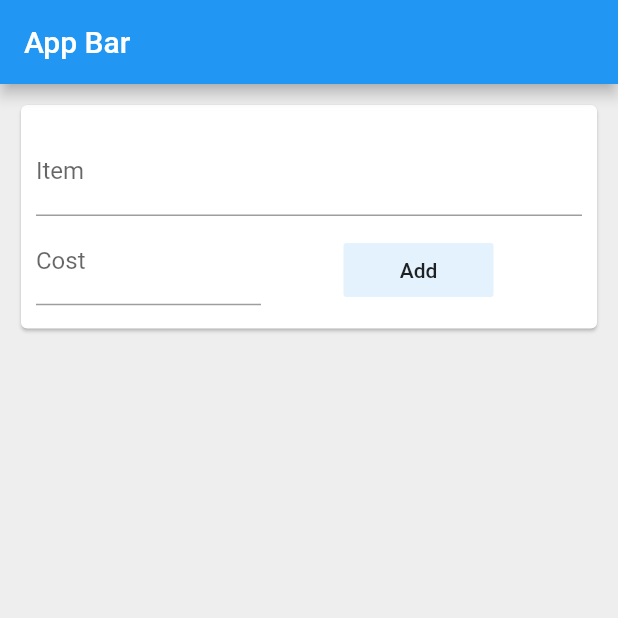
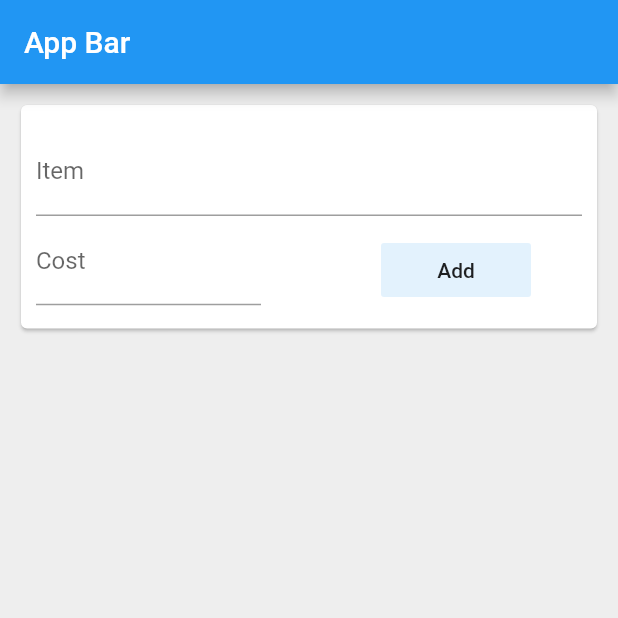
Before and after one commit to darshanraju/ExpenseAppFlutter, a Flutter app: the screen it shows after launch, on a phone screen of 412 x 824 dp, the top half of it. Run offline on Flutter 3.47's test engine with Material 2 defaults, Android fonts, the phone set to English and light mode, and no system bars.

```diff
--- a/lib/addTransaction.dart
+++ b/lib/addTransaction.dart
@@ -46,7 +46,7 @@ class AddTransactionState extends State<AddTransaction> {
                     ),
                   ),
                   Container(
-                    margin: EdgeInsets.fromLTRB(55, 12, 0, 0),
+                    margin: EdgeInsets.fromLTRB(80, 12, 0, 0),
                     width: 100,
                     child: FlatButton(
                       onPressed: () {
--- a/lib/homeScreen.dart
+++ b/lib/homeScreen.dart
@@ -40,8 +40,10 @@ class HomeScreenState extends State<HomeScreen> {
         appBar: AppBar(
           title: Text("App Bar"),
         ),
-        body: Container(
+        body: SingleChildScrollView(
+          child: Container(
             color: Colors.grey[200],
+            height: 727,
             child: Column(
               children: <Widget>[
                 Container(
@@ -50,14 +52,24 @@ class HomeScreenState extends State<HomeScreen> {
                   child: Column(
                     children: [
                       AddTransaction(addTransaction),
-                    ...transactions
-                        .map((e) => TransactionOverview(e, deleteTransaction))
-                        .toList()
+                      Container(
+                        height: 550,
+                        child: ListView.builder(
+                          itemBuilder: (buildContext, index) {
+                            return TransactionOverview(
+                              transactions[index],
+                              deleteTransaction,
+                            );
+                          },
+                          itemCount: transactions.length,
+                        ),
+                      )
                     ],
                   ),
                 ),
               ],
             ),
+          ),
         ));
   }
 }
```
Lines whose indentation alone changed are shown as unchanged.
